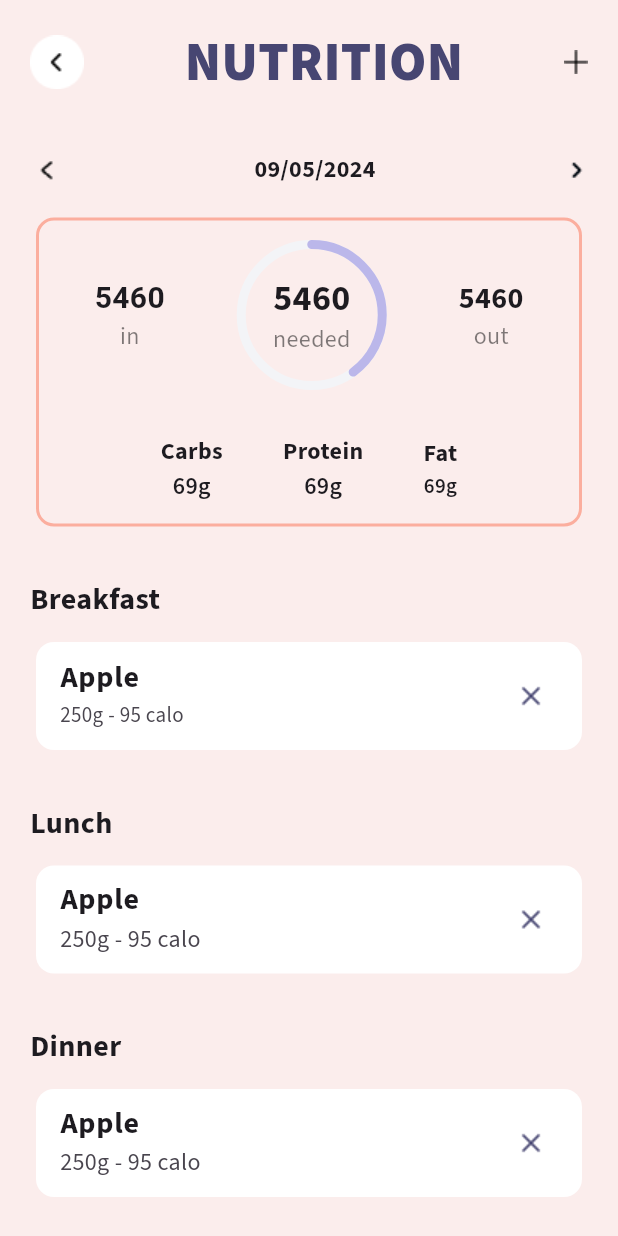
After one commit to bleenee203/healthcare_app, a Flutter app: the NutritionPage screen opened by its route, on a phone screen of 412 x 824 dp. The commit adds this screen. Run offline on Flutter 3.47's test engine with Material 3 defaults, Android fonts, the phone set to English and light mode, and no system bars; drawn by our look-alikes of percent_indicator; our stand-ins replace carousel_slider, curved_navigation_bar, dio, fl_chart, flutter_dotenv, go_router and 4 more; accounts and stored records are empty.

Commit message:
save code

```diff
--- /dev/null
+++ b/lib/src/presentation/pages/foods_screen.dart
@@ -0,0 +1,84 @@
+import 'package:flutter/material.dart';
+import 'package:intl/intl.dart';
+import 'package:healthcare_app/src/router/router.dart';
+import 'package:hexcolor/hexcolor.dart';
+
+void main() {
+  runApp(const MaterialApp(home: FoodsPage()));
+}
+
+class FoodsPage extends StatefulWidget {
+  const FoodsPage({super.key});
+
+  @override
+  State<StatefulWidget> createState() => _FoodsPage();
+}
+
+class _FoodsPage extends State<FoodsPage> {
+  TextEditingController _searchController = TextEditingController();
+  @override
+  void dispose() {
+    _searchController.dispose();
+    super.dispose();
+  }
+
+  @override
+  Widget build(BuildContext context) {
+    return SafeArea(
+        child: Scaffold(
+            resizeToAvoidBottomInset: true,
+            body: Container(
+                height: double.infinity,
+                color: const Color(0xfffbedec),
+                padding: const EdgeInsets.symmetric(horizontal: 20),
+                child: SingleChildScrollView(
+                    child: Column(
+                        //crossAxisAlignment: CrossAxisAlignment.stretch,
+                        mainAxisSize: MainAxisSize.min,
+                        children: [
+                      Padding(
+                        padding: const EdgeInsets.only(top: 16, bottom: 35),
+                        child: Row(
+                          mainAxisAlignment: MainAxisAlignment.spaceBetween,
+                          children: [
+                            GestureDetector(
+                              onTap: () {
+                                if (RouterCustom.router.canPop()) {
+                                  RouterCustom.router.pop();
+                                }
+                              },
+                              child: Image.asset('res/images/go-back.png'),
+                            ),
+                            Text(
+                              "NUTRITION",
+                              style: TextStyle(
+                                color: HexColor("474672"),
+                                fontFamily: "SourceSans3",
+                                fontSize: 36,
+                                fontWeight: FontWeight.w900,
+                              ),
+                            ),
+                            Image.asset("res/images/noti.png"),
+                          ],
+                        ),
+                      ),
+                      const SizedBox(
+                        height: 38,
+                      ),
+                      TextField(
+                        controller: _searchController,
+                        decoration: InputDecoration(
+                          hintText: "Find some food...",
+                          prefixIcon: Icon(Icons.search),
+                          border: OutlineInputBorder(
+                              borderRadius: BorderRadius.circular(30),
+                              borderSide:
+                                  BorderSide(color: HexColor("FBAE9E"))),
+                        ),
+                        onChanged: (value) {
+                          print('Search query: $value');
+                        },
+                      )
+                    ])))));
+  }
+}
--- a/lib/src/presentation/pages/forum_screen.dart
+++ b/lib/src/presentation/pages/forum_screen.dart
@@ -1,4 +1,10 @@
 import 'package:flutter/material.dart';
+import 'package:healthcare_app/src/router/router.dart';
+import 'package:hexcolor/hexcolor.dart';
+
+void main() {
+  runApp(const MaterialApp(home:ForumPage()));
+}
 
 class ForumPage extends StatefulWidget {
   const ForumPage({super.key});
@@ -10,10 +16,48 @@ class ForumPage extends StatefulWidget {
 class _ForumPage extends State<ForumPage> {
   @override
   Widget build(BuildContext context) {
-    return const Center(
-      child: Text(
-        'Forum Page',
-        style: TextStyle(fontSize: 24),
+    return SafeArea(
+      child: Scaffold(
+        resizeToAvoidBottomInset: true,
+        body: Container(
+          height: double.infinity,
+          color: const Color(0xfffbedec),
+          padding: const EdgeInsets.symmetric(horizontal: 20),
+          child: SingleChildScrollView(
+            child: Column(
+              //crossAxisAlignment: CrossAxisAlignment.stretch,
+              mainAxisSize: MainAxisSize.min,
+              children: [
+                Padding(
+                  padding: const EdgeInsets.only(top: 16, bottom: 35),
+                  child: Row(
+                    mainAxisAlignment: MainAxisAlignment.spaceBetween,
+                    children: [
+                      GestureDetector(
+                        onTap: () {
+                          if (RouterCustom.router.canPop()) {
+                            RouterCustom.router.pop();
+                          }
+                        },
+                        child: Image.asset('res/images/go-back.png'),
+                      ),
+                      Text(
+                        "FORUM",
+                        style: TextStyle(
+                          color: HexColor("474672"),
+                          fontFamily: "SourceSans3",
+                          fontSize: 36,
+                          fontWeight: FontWeight.w900,
+                        ),
+                      ),
+                      Image.asset("res/images/noti.png"),
+                    ],
+                  ),
+                ),
+              ],
+            ),
+          ),
+        ),
       ),
     );
   }
--- a/lib/src/presentation/pages/home_screen.dart
+++ b/lib/src/presentation/pages/home_screen.dart
@@ -2,6 +2,7 @@ import 'package:flutter/material.dart';
 import 'package:flutter/widgets.dart';
 import 'package:go_router/go_router.dart';
 import 'package:healthcare_app/src/presentation/widgets/ImageSliderWithDots.dart';
+import 'package:healthcare_app/src/router/router.dart';
 import 'package:hexcolor/hexcolor.dart';
 import 'package:percent_indicator/circular_percent_indicator.dart';
 import 'package:percent_indicator/percent_indicator.dart';
@@ -479,6 +480,9 @@ class _HomePage extends State<HomePage> {
                           child: SizedBox(
                             width: constraint.maxWidth /
                                 4, // Chia đều không gian cho 4 cột
+                            child: GestureDetector(
+                              onTap: () =>
+                                  RouterCustom.router.pushNamed("nutrition"),
                               child: Column(
                                 children: [
                                   Image.asset("res/images/image2_3434.png"),
@@ -496,6 +500,7 @@ class _HomePage extends State<HomePage> {
                                     ),
                                   ),
                                 ],
+                              ),
                             ),
                           ),
                         );
--- /dev/null
+++ b/lib/src/presentation/pages/nutrition_screen.dart
@@ -0,0 +1,417 @@
+import 'package:flutter/cupertino.dart';
+import 'package:flutter/material.dart';
+import 'package:flutter/painting.dart';
+import 'package:flutter/rendering.dart';
+import 'package:flutter/widgets.dart';
+import 'package:healthcare_app/src/router/router.dart';
+import 'package:hexcolor/hexcolor.dart';
+import 'package:percent_indicator/circular_percent_indicator.dart';
+import 'package:intl/intl.dart';
+
+class NutritionPage extends StatefulWidget {
+  const NutritionPage({super.key});
+
+  @override
+  State<StatefulWidget> createState() => _NutritionPage();
+}
+
+class _NutritionPage extends State<NutritionPage> {
+  late DateTime _datevalue;
+  @override
+  void initState() {
+    super.initState();
+    _datevalue = DateTime.now();
+  }
+
+  @override
+  void dispose() {
+    super.dispose();
+  }
+
+  @override
+  Widget build(BuildContext context) {
+    return SafeArea(
+      child: Scaffold(
+        resizeToAvoidBottomInset: true,
+        body: Container(
+          height: double.infinity,
+          color: const Color(0xfffbedec),
+          padding: const EdgeInsets.symmetric(horizontal: 20),
+          child: SingleChildScrollView(
+            child: Column(
+              //crossAxisAlignment: CrossAxisAlignment.stretch,
+              mainAxisSize: MainAxisSize.min,
+              children: [
+                Padding(
+                  padding: const EdgeInsets.only(top: 16, bottom: 35),
+                  child: Row(
+                    mainAxisAlignment: MainAxisAlignment.spaceBetween,
+                    children: [
+                      GestureDetector(
+                        onTap: () {
+                          if (RouterCustom.router.canPop()) {
+                            RouterCustom.router.pop();
+                          }
+                        },
+                        child: Image.asset('res/images/go-back.png'),
+                      ),
+                      Text(
+                        "NUTRITION",
+                        style: TextStyle(
+                          color: HexColor("474672"),
+                          fontFamily: "SourceSans3",
+                          fontSize: 36,
+                          fontWeight: FontWeight.w900,
+                        ),
+                      ),
+                      GestureDetector(
+                          onTap: () => RouterCustom.router.pushNamed("foods"),
+                          child: Image.asset("res/images/plus.png")),
+                    ],
+                  ),
+                ),
+                Row(
+                  mainAxisAlignment: MainAxisAlignment.spaceBetween,
+                  children: [
+                    GestureDetector(
+                        //onTap: () => _moveToPreviousDay(context),
+                        child: Image.asset("res/images/left.png")),
+                    Text(
+                      DateFormat('dd/MM/yyyy').format(_datevalue),
+                      style: const TextStyle(
+                        fontFamily: "SourceSans3",
+                        fontSize: 16,
+                        fontWeight: FontWeight.w700,
+                      ),
+                    ),
+                    GestureDetector(
+                      // onTap: () => {
+                      //   if (_datevalue == "Today")
+                      //     {_showDatePicker(context)}
+                      //   else
+                      //     {_moveToNextDay(context)}
+                      // },
+                      child: Image.asset("res/images/right.png"),
+                    )
+                  ],
+                ),
+                const SizedBox(
+                  height: 16,
+                ),
+                Card.filled(
+                  color: HexColor("FBEDEC"),
+                  shape: RoundedRectangleBorder(
+                      borderRadius: BorderRadius.circular(12),
+                      side: BorderSide(color: HexColor("FBAE9E"), width: 2)),
+                  child: Padding(
+                    padding: const EdgeInsets.all(15),
+                    child: Column(
+                      children: [
+                        Row(
+                          mainAxisAlignment: MainAxisAlignment.spaceAround,
+                          children: [
+                            Column(
+                              mainAxisAlignment: MainAxisAlignment.center,
+                              crossAxisAlignment: CrossAxisAlignment.center,
+                              children: [
+                                const Text(
+                                  '5460',
+                                  style: TextStyle(
+                                      fontSize: 20,
+                                      fontWeight: FontWeight.w700),
+                                ),
+                                Text(
+                                  'in',
+                                  style: TextStyle(
+                                      fontFamily: 'SourceSans3',
+                                      fontSize: 16,
+                                      fontWeight: FontWeight.w400,
+                                      color: Colors.black.withOpacity(0.5)),
+                                ),
+                              ],
+                            ),
+                            SizedBox(
+                                //width: 50,
+                                //height: 64,
+                                child: Stack(
+                                    alignment: Alignment.center,
+                                    children: [
+                                  CircularPercentIndicator(
+                                    radius: 50,
+                                    lineWidth: 6,
+                                    backgroundColor: HexColor("F3F4F7"),
+                                    progressColor: HexColor("BBB7EA"),
+                                    circularStrokeCap: CircularStrokeCap.round,
+                                    percent: 0.4,
+                                  ),
+                                  Column(
+                                    mainAxisAlignment: MainAxisAlignment.center,
+                                    crossAxisAlignment:
+                                        CrossAxisAlignment.center,
+                                    children: [
+                                      const Text(
+                                        '5460',
+                                        style: TextStyle(
+                                            fontSize: 24,
+                                            fontFamily: 'SourceSans3',
+                                            fontWeight: FontWeight.w700),
+                                      ),
+                                      Text(
+                                        'needed',
+                                        style: TextStyle(
+                                            fontFamily: 'SourceSans3',
+                                            fontSize: 16,
+                                            fontWeight: FontWeight.w400,
+                                            color:
+                                                Colors.black.withOpacity(0.5)),
+                                      ),
+                                    ],
+                                  ),
+                                ])),
+                            Column(
+                              mainAxisAlignment: MainAxisAlignment.center,
+                              crossAxisAlignment: CrossAxisAlignment.center,
+                              children: [
+                                const Text(
+                                  '5460',
+                                  style: TextStyle(
+                                      fontSize: 20,
+                                      fontFamily: 'SourceSans3',
+                                      fontWeight: FontWeight.w700),
+                                ),
+                                Text(
+                                  'out',
+                                  style: TextStyle(
+                                      fontFamily: 'SourceSans3',
+                                      fontSize: 16,
+                                      fontWeight: FontWeight.w400,
+                                      color: Colors.black.withOpacity(0.5)),
+                                ),
+                              ],
+                            ),
+                          ],
+                        ),
+                        const SizedBox(
+                          height: 30,
+                        ),
+                        const Row(
+                          mainAxisAlignment: MainAxisAlignment.center,
+                          children: [
+                            Column(
+                              children: [
+                                Text(
+                                  'Carbs',
+                                  style: TextStyle(
+                                      fontSize: 16,
+                                      fontFamily: "SourceSans3",
+                                      fontWeight: FontWeight.w700),
+                                ),
+                                Text(
+                                  '69g',
+                                  style: TextStyle(
+                                      fontSize: 16,
+                                      fontFamily: "SourceSans3",
+                                      fontWeight: FontWeight.w600),
+                                ),
+                              ],
+                            ),
+                            SizedBox(
+                              width: 40,
+                            ),
+                            Column(
+                              children: [
+                                Text(
+                                  'Protein',
+                                  style: TextStyle(
+                                      fontSize: 16,
+                                      fontFamily: "SourceSans3",
+                                      fontWeight: FontWeight.w700),
+                                ),
+                                Text(
+                                  '69g',
+                                  style: TextStyle(
+                                      fontSize: 16,
+                                      fontFamily: "SourceSans3",
+                                      fontWeight: FontWeight.w600),
+                                ),
+                              ],
+                            ),
+                            SizedBox(
+                              width: 40,
+                            ),
+                            Column(
+                              children: [
+                                Text(
+                                  'Fat',
+                                  style: TextStyle(
+                                      fontSize: 16,
+                                      fontFamily: "SourceSans3",
+                                      fontWeight: FontWeight.w700),
+                                ),
+                                Text(
+                                  '69g',
+                                  style: TextStyle(
+                                      fontFamily: "SourceSans3",
+                                      fontWeight: FontWeight.w600),
+                                ),
+                              ],
+                            )
+                          ],
+                        )
+                      ],
+                    ),
+                  ),
+                ),
+                const SizedBox(
+                  height: 30,
+                ),
+                const Align(
+                  alignment: Alignment.centerLeft,
+                  child: Text(
+                    'Breakfast',
+                    style: TextStyle(
+                        fontFamily: "SourceSans3",
+                        fontWeight: FontWeight.w700,
+                        fontSize: 20),
+                  ),
+                ),
+                const SizedBox(
+                  height: 10,
+                ),
+                Card.filled(
+                  color: Colors.white,
+                  child: ListTile(
+                    title: const Text(
+                      'Apple',
+                      style: TextStyle(
+                          fontFamily: "SourceSans3",
+                          fontSize: 20,
+                          fontWeight: FontWeight.w700),
+                    ),
+                    subtitle: const Text(
+                      '250g - 95 calo',
+                      style: TextStyle(fontFamily: "SourceSans3"),
+                    ),
+                    trailing: Image.asset("res/images/delete.png"),
+                  ),
+                ),
+                const SizedBox(
+                  height: 30,
+                ),
+                const Align(
+                  alignment: Alignment.centerLeft,
+                  child: Text(
+                    'Lunch',
+                    style: TextStyle(
+                        fontSize: 20,
+                        fontFamily: "SourceSans3",
+                        fontWeight: FontWeight.w700),
+                  ),
+                ),
+                const SizedBox(
+                  height: 10,
+                ),
+                Card.filled(
+                  color: Colors.white,
+                  child: ListTile(
+                    title: const Text(
+                      'Apple',
+                      style: TextStyle(
+                          fontSize: 20,
+                          fontFamily: "SourceSans3",
+                          fontWeight: FontWeight.w700),
+                    ),
+                    subtitle: const Text(
+                      '250g - 95 calo',
+                      style: TextStyle(
+                        fontSize: 16,
+                        fontFamily: "SourceSans3",
+                      ),
+                    ),
+                    trailing: Image.asset("res/images/delete.png"),
+                  ),
+                ),
+                const SizedBox(
+                  height: 30,
+                ),
+                const Align(
+                  alignment: Alignment.centerLeft,
+                  child: Text(
+                    'Dinner',
+                    style: TextStyle(
+                        fontSize: 20,
+                        fontFamily: "SourceSans3",
+                        fontWeight: FontWeight.w700),
+                  ),
+                ),
+                const SizedBox(
+                  height: 10,
+                ),
+                Card.filled(
+                  color: Colors.white,
+                  child: ListTile(
+                    title: const Text(
+                      'Apple',
+                      style: TextStyle(
+                        fontSize: 20,
+                        fontWeight: FontWeight.w700,
+                        fontFamily: "SourceSans3",
+                      ),
+                    ),
+                    subtitle: const Text(
+                      '250g - 95 calo',
+                      style: TextStyle(
+                        fontSize: 16,
+                        fontFamily: "SourceSans3",
+                      ),
+                    ),
+                    trailing: Image.asset("res/images/delete.png"),
+                  ),
+                ),
+                const SizedBox(
+                  height: 30,
+                ),
+                const Align(
+                  alignment: Alignment.centerLeft,
+                  child: Text(
+                    'Snack',
+                    style: TextStyle(
+                        fontSize: 20,
+                        fontFamily: "SourceSans3",
+                        fontWeight: FontWeight.w700),
+                  ),
+                ),
+                const SizedBox(
+                  height: 10,
+                ),
+                Card.filled(
+                  color: Colors.white,
+                  child: ListTile(
+                    title: const Text(
+                      'Apple',
+                      style: TextStyle(
+                          fontSize: 20,
+                          fontFamily: "SourceSans3",
+                          fontWeight: FontWeight.w700),
+                    ),
+                    subtitle: const Text(
+                      '250g - 95 calo',
+                      style: TextStyle(
+                        fontSize: 16,
+                        fontFamily: "SourceSans3",
+                      ),
+                    ),
+                    trailing: Image.asset("res/images/delete.png"),
+                  ),
+                ),
+                const SizedBox(
+                  height: 10,
+                ),
+              ],
+            ),
+          ),
+        ),
+      ),
+    );
+  }
+}
--- a/lib/src/presentation/pages/profile_screen.dart
+++ b/lib/src/presentation/pages/profile_screen.dart
@@ -1,11 +1,10 @@
 import 'package:flutter/material.dart';
-import 'package:flutter/widgets.dart';
 import 'package:intl/intl.dart';
 import 'package:healthcare_app/src/router/router.dart';
 import 'package:hexcolor/hexcolor.dart';
 
 class ProfilePage extends StatefulWidget {
-  const ProfilePage({Key? key}) : super(key: key);
+  const ProfilePage({super.key});
 
   @override
   State<StatefulWidget> createState() => _ProfilePage();
--- a/lib/src/router/router.dart
+++ b/lib/src/router/router.dart
@@ -2,7 +2,9 @@ import 'package:flutter/material.dart';
 import 'package:go_router/go_router.dart';
 import 'package:healthcare_app/src/presentation/pages/Success_screen.dart';
 import 'package:healthcare_app/src/presentation/pages/change-password.dart';
+import 'package:healthcare_app/src/presentation/pages/foods_screen.dart';
 import 'package:healthcare_app/src/presentation/pages/login_screen.dart';
+import 'package:healthcare_app/src/presentation/pages/nutrition_screen.dart';
 import 'package:healthcare_app/src/presentation/pages/personality_screen.dart';
 import 'package:healthcare_app/src/presentation/pages/profile_screen.dart';
 import 'package:healthcare_app/src/presentation/pages/resetPassword_screen.dart';
@@ -121,6 +123,16 @@ class RouterCustom {
           name: 'set-water-goal',
           builder: (BuildContext context, GoRouterState state) =>
               const WaterSetGoalPage()),
+      GoRoute(
+          path: '/nutrition',
+          name: 'nutrition',
+          builder: (BuildContext context, GoRouterState state) =>
+              const NutritionPage()),
+      GoRoute(
+          path: '/foods',
+          name: 'foods',
+          builder: (BuildContext context, GoRouterState state) =>
+              const FoodsPage()),
     ],
   );
 }
```
Also changed, not shown: res/images/delete.png (added). Lines whose indentation alone changed are shown as unchanged.
